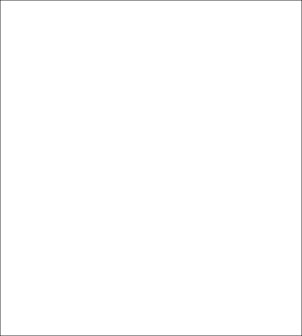
realXtend/tundra, file bin/pymodules/objectedit/selection.ui: the form before one commit.
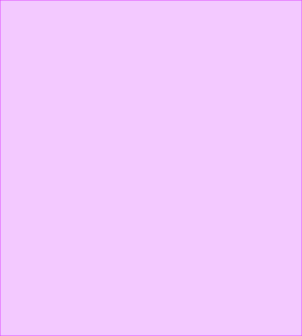
The form after the commit.

Commit message: new colors for the selection rect

Patch:
```diff
--- a/bin/pymodules/objectedit/selection.ui
+++ b/bin/pymodules/objectedit/selection.ui
@@ -14,8 +14,8 @@
    <string>Dialog</string>
   </property>
   <property name="styleSheet">
-   <string>border: 1px solid rgba(0,0,0,100);
-background-color: rgba(255,255,255,50)</string>
+   <string>border: 1px solid rgba(220,50,255,100);
+background-color: rgba(220,100,255,50)</string>
   </property>
  </widget>
  <resources/>
```
